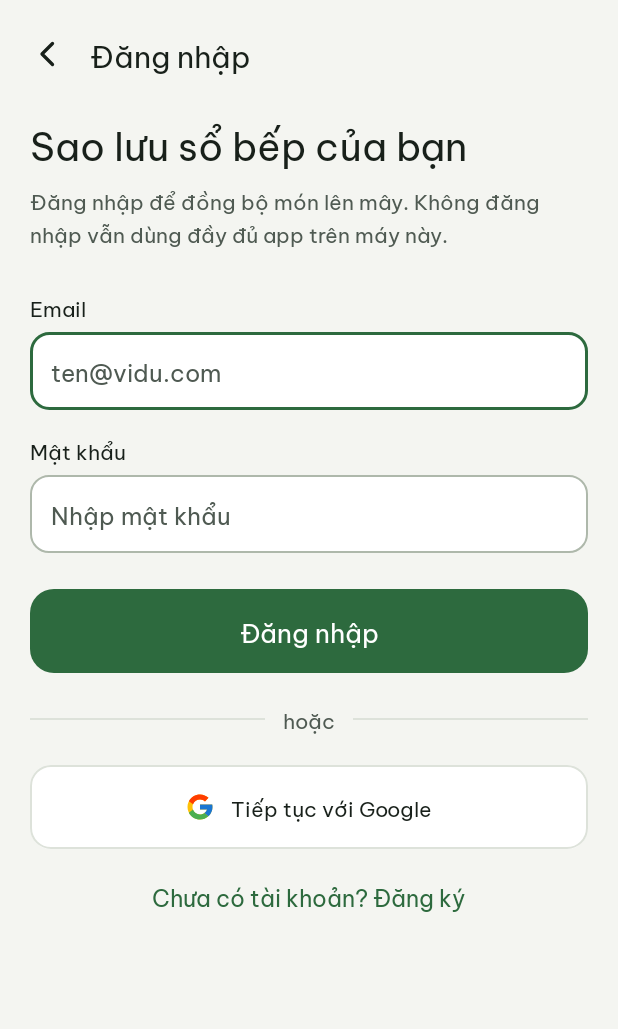
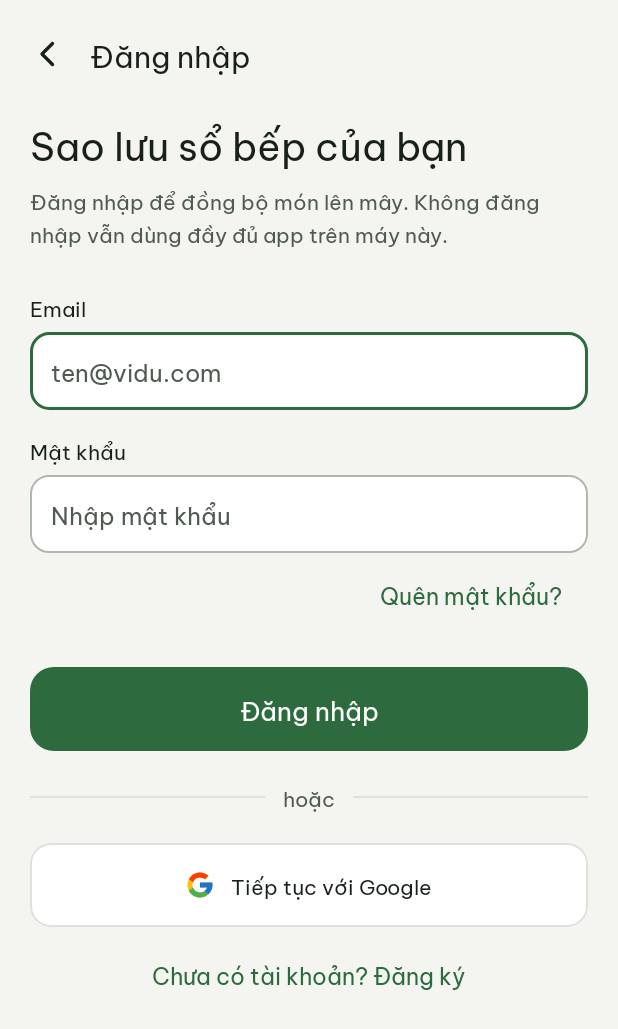
Before and after one commit to Tantamthan/SoBePNhaMinh, an Android app: the LoginActivity screen opened directly, with no data from a screen before it, on a phone screen of 412 x 824 dp. Shown: the top 1029 px of the screen. Run offline under Robolectric (Android 15) with nearby library versions, the phone set to English and light mode, and no system bars; our stand-ins replace Firebase (no records; nobody signed in at launch, a user with empty details on screens opened directly).

Commit message:
Quen mat khau o man Dang nhap (CN13)
Co-Authored-By: Claude Opus 5.5 <noreply@anthropic.com>

```diff
--- a/app/src/main/java/com/sobep/data/repository/AuthRepository.java
+++ b/app/src/main/java/com/sobep/data/repository/AuthRepository.java
@@ -39,6 +39,13 @@ public class AuthRepository {
         void onError(@NonNull Exception error);
     }
 
+    /** Kết quả gửi thư đặt lại mật khẩu (không có người dùng trả về vì chưa đăng nhập). */
+    public interface ResetCallback {
+        void onSent();
+
+        void onError(@NonNull Exception error);
+    }
+
     private final FirebaseAuth auth;
 
     public AuthRepository() {
@@ -63,6 +70,26 @@ public class AuthRepository {
 
     public void signIn(String email, String password, Callback callback) {
         handle(auth.signInWithEmailAndPassword(email, password), callback);
+    }
+
+    /**
+     * Quên mật khẩu: Firebase gửi thư có link tới trang đặt mật khẩu mới (trang do Firebase làm sẵn,
+     * app không cần màn đổi mật khẩu). Đặt xong người dùng quay lại app đăng nhập bằng mật khẩu mới.
+     *
+     * Firebase mặc định bật "chống dò email": email chưa đăng ký vẫn báo thành công (không gửi thư),
+     * để người lạ không dò được email nào có tài khoản → câu báo trong app phải ghi "Nếu email này đã có tài khoản…".
+     */
+    public void sendPasswordReset(String email, ResetCallback callback) {
+        // Thư viết bằng tiếng Việt (mẫu thư có sẵn của Firebase)
+        auth.setLanguageCode("vi");
+        auth.sendPasswordResetEmail(email).addOnCompleteListener(task -> {
+            if (task.isSuccessful()) {
+                callback.onSent();
+            } else {
+                Exception error = task.getException();
+                callback.onError(error != null ? error : new IllegalStateException("Không gửi được thư"));
+            }
+        });
     }
 
     /**
--- a/app/src/main/java/com/sobep/ui/auth/LoginActivity.java
+++ b/app/src/main/java/com/sobep/ui/auth/LoginActivity.java
@@ -38,6 +38,8 @@ import com.sobep.util.IntentKeys;
  * 1. Activity mở bảng chọn tài khoản Google của hệ thống (cần Activity vì đây là giao diện).
  * 2. Người dùng chọn tài khoản → nhận về GoogleIdTokenCredential chứa ID token.
  * 3. ID token đưa cho LoginViewModel → AuthRepository → Firebase (signInWithCredential).
+ *
+ * Quên mật khẩu: bấm "Quên mật khẩu?" → Firebase gửi thư đặt lại mật khẩu tới email ở ô Email (không mở màn mới).
  *
  * Intent:
  * - Bấm "Chưa có tài khoản? Đăng ký" → mở RegisterActivity, chờ kết quả, gửi kèm email đang gõ (EXTRA_EMAIL).
@@ -85,6 +87,8 @@ public class LoginActivity extends BaseActivity {
             return false;
         });
         binding.buttonGoogle.setOnClickListener(v -> startGoogleSignIn());
+        binding.buttonForgotPassword.setOnClickListener(v ->
+                viewModel.sendPasswordReset(binding.editEmail.getText().toString()));
         binding.buttonGoRegister.setOnClickListener(v -> {
             Intent intent = new Intent(this, RegisterActivity.class);
             intent.putExtra(IntentKeys.EXTRA_EMAIL, binding.editEmail.getText().toString().trim());
@@ -155,6 +159,7 @@ public class LoginActivity extends BaseActivity {
             binding.buttonSignIn.setEnabled(!busy);
             binding.buttonGoogle.setEnabled(!busy);
             binding.buttonGoRegister.setEnabled(!busy);
+            binding.buttonForgotPassword.setEnabled(!busy);
             binding.editEmail.setEnabled(!busy);
             binding.editPassword.setEnabled(!busy);
         });
@@ -164,6 +169,13 @@ public class LoginActivity extends BaseActivity {
             binding.textError.setVisibility(res == null ? View.GONE : View.VISIBLE);
             if (res != null) {
                 binding.textError.setText(res);
+            }
+        });
+        // Đã gửi thư quên mật khẩu → khung xanh ghi rõ email nhận thư
+        viewModel.getResetSentEmail().observe(this, email -> {
+            binding.textInfo.setVisibility(email == null ? View.GONE : View.VISIBLE);
+            if (email != null) {
+                binding.textInfo.setText(getString(R.string.reset_password_sent, email));
             }
         });
         viewModel.getSignedInEmail().observe(this, email -> {
--- a/app/src/main/res/layout/activity_login.xml
+++ b/app/src/main/res/layout/activity_login.xml
@@ -1,6 +1,7 @@
 <?xml version="1.0" encoding="utf-8"?>
 <!-- Màn 10 · LoginActivity – Đăng nhập (CN13):
-     thanh tiêu đề, lời giới thiệu, ô Email + Mật khẩu, dòng báo lỗi, nút Đăng nhập,
+     thanh tiêu đề, lời giới thiệu, ô Email + Mật khẩu, nút "Quên mật khẩu?" + khung xanh báo đã gửi thư,
+     dòng báo lỗi, nút Đăng nhập,
      vòng xoay chờ và nút chuyển sang màn Đăng ký. -->
 <LinearLayout xmlns:android="http://schemas.android.com/apk/res/android"
     xmlns:app="http://schemas.android.com/apk/res-auto"
@@ -123,6 +124,35 @@
                 android:textColor="@color/accent_orange_dark"
                 android:visibility="gone" />
 
+            <!-- Quên mật khẩu: gửi thư đặt lại mật khẩu tới email ở ô trên -->
+            <com.google.android.material.button.MaterialButton
+                android:id="@+id/buttonForgotPassword"
+                style="@style/Widget.SoBep.Button.Text"
+                android:layout_width="wrap_content"
+                android:layout_height="wrap_content"
+                android:layout_gravity="end"
+                android:layout_marginTop="4dp"
+                android:text="@string/action_forgot_password"
+                android:textColor="@color/green_primary" />
+
+            <!-- Đã gửi thư quên mật khẩu (nền xanh). Ẩn khi chưa gửi -->
+            <TextView
+                android:id="@+id/textInfo"
+                style="@style/Text.SoBep"
+                android:layout_width="match_parent"
+                android:layout_height="wrap_content"
+                android:layout_marginTop="8dp"
+                android:background="@drawable/bg_status_success"
+                android:fontFamily="@font/be_vietnam_pro_semibold"
+                android:lineSpacingMultiplier="1.15"
+                android:paddingHorizontal="14dp"
+                android:paddingVertical="10dp"
+                android:textColor="@color/green_dark"
+                android:textSize="14sp"
+                android:visibility="gone"
+                tools:text="@string/reset_password_sent"
+                tools:visibility="visible" />
+
             <!-- Lỗi Firebase trả về (sai mật khẩu, mất mạng…). Ẩn khi không có lỗi -->
             <TextView
                 android:id="@+id/textError"
--- a/app/src/main/res/values/strings.xml
+++ b/app/src/main/res/values/strings.xml
@@ -271,6 +271,11 @@
     <string name="login_no_account">Chưa có tài khoản? Đăng ký</string>
     <string name="login_or">hoặc</string>
     <string name="action_sign_in_google">Tiếp tục với Google</string>
+    <!-- Quên mật khẩu (Firebase gửi thư đặt lại mật khẩu) -->
+    <string name="action_forgot_password">Quên mật khẩu?</string>
+    <string name="reset_password_sent">Nếu %1$s đã có tài khoản, thư đặt lại mật khẩu đã được gửi tới email này. Mở hộp thư (xem cả mục Thư rác), bấm link để đặt mật khẩu mới rồi quay lại đăng nhập.</string>
+    <string name="error_email_required_for_reset">Nhập email để nhận thư đặt lại mật khẩu</string>
+    <string name="error_reset_no_account">Email này chưa có tài khoản. Hãy đăng ký</string>
     <string name="register_title">Tạo tài khoản</string>
     <string name="register_heading">Tài khoản mới</string>
     <string name="register_subtitle">Dùng email của bạn và mật khẩu ít nhất 6 ký tự. Tạo xong là đăng nhập luôn.</string>
```
Also changed, not shown: app/src/main/java/com/sobep/ui/auth/AuthFormHelper.java (+16 -0 lines), app/src/main/java/com/sobep/ui/auth/LoginViewModel.java (+47 -0 lines), 1 other file.
